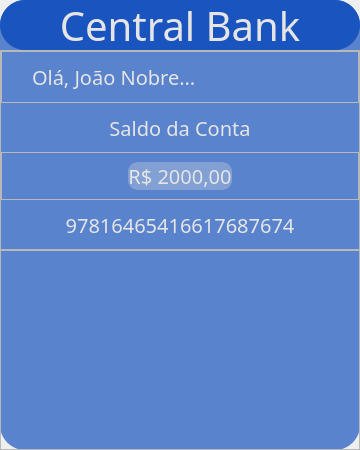
This is FictitiousBank02.ui in Pedrognd/FictitiousBank as Qt 5 draws it before an edit. The edited form follows.
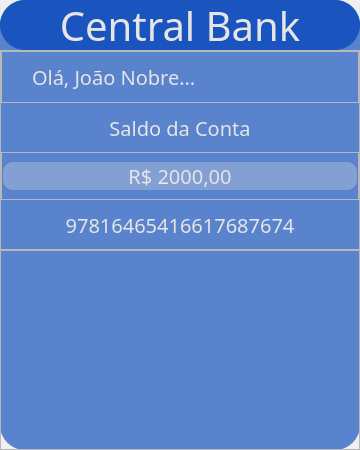
This is the edited form. Icons and pictures are not drawn.

Commit message: Correções de bugs, no 'FictiousBank02.ui'

The edit to the form file:
```diff
--- a/FictitiousBank02.ui
+++ b/FictitiousBank02.ui
@@ -332,19 +332,6 @@
                <property name="bottomMargin">
                 <number>0</number>
                </property>
-               <item>
-                <spacer name="horizontalSpacer_2">
-                 <property name="orientation">
-                  <enum>Qt::Horizontal</enum>
-                 </property>
-                 <property name="sizeHint" stdset="0">
-                  <size>
-                   <width>40</width>
-                   <height>20</height>
-                  </size>
-                 </property>
-                </spacer>
-               </item>
                <item>
                 <widget class="QLabel" name="BalanceLabel">
                  <property name="minimumSize">
@@ -376,19 +363,6 @@
                  </property>
                 </widget>
                </item>
-               <item>
-                <spacer name="horizontalSpacer_3">
-                 <property name="orientation">
-                  <enum>Qt::Horizontal</enum>
-                 </property>
-                 <property name="sizeHint" stdset="0">
-                  <size>
-                   <width>40</width>
-                   <height>20</height>
-                  </size>
-                 </property>
-                </spacer>
-               </item>
               </layout>
              </widget>
             </item>
```
The commit also changes 1 other file.
